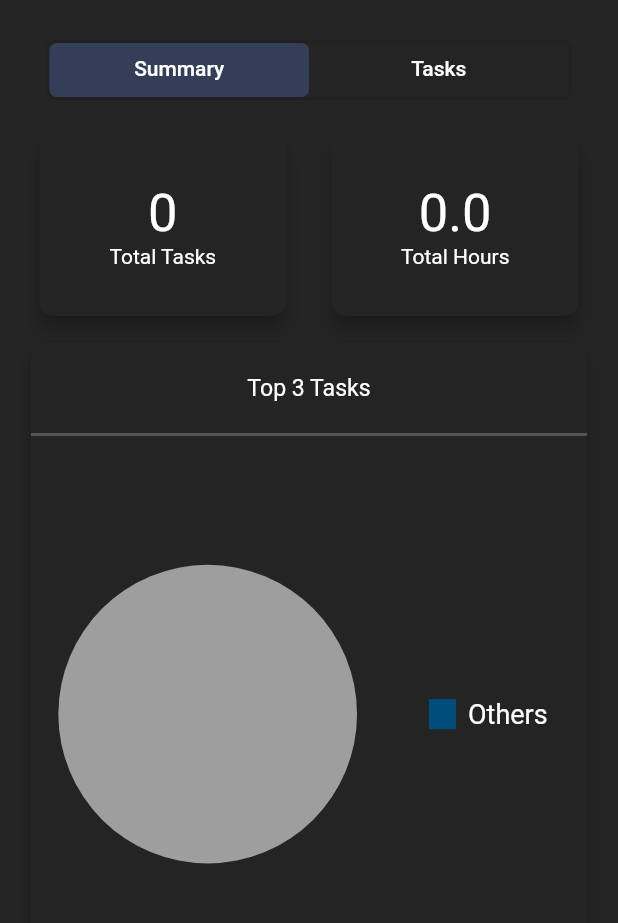
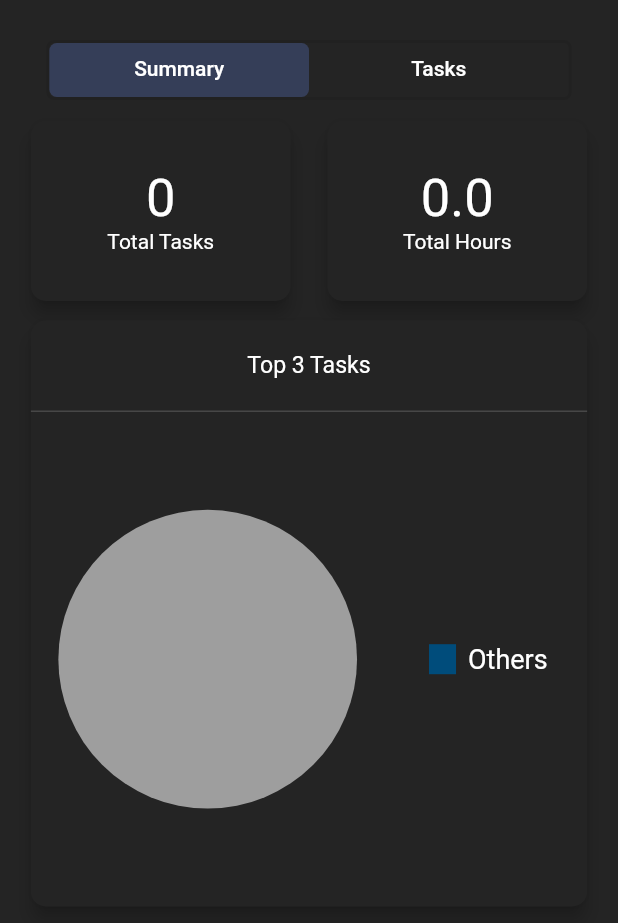
Before and after one commit to vin-murithi/zeit-prototype, a Flutter app: the screen it shows after launch, after a tap on the "calendar month" icon, on a phone screen of 412 x 824 dp, the part 59-982 px from its top. Run offline on Flutter 3.47's test engine with Material 2 defaults, Android fonts, the light colour scheme and no system bars; drawn by our look-alikes of flutter_settings_screens, pie_chart; our stand-ins replace audioplayers, table_calendar.

Commit message:
solved some bugs

```diff
--- a/lib/screens/history/summary.dart
+++ b/lib/screens/history/summary.dart
@@ -100,7 +100,7 @@ class _SummaryState extends State<Summary> {
         child: Column(
           children: [
             Padding(
-              padding: const EdgeInsets.fromLTRB(0, 20, 0, 10),
+              padding: const EdgeInsets.fromLTRB(0, 10, 0, 5),
               child: Row(
                 mainAxisAlignment: MainAxisAlignment.spaceEvenly,
                 children: [
@@ -112,7 +112,7 @@ class _SummaryState extends State<Summary> {
                     ),
                     color: Theme.of(context).scaffoldBackgroundColor,
                     child: SizedBox(
-                      width: MediaQuery.of(context).size.width * 0.4,
+                      width: MediaQuery.of(context).size.width * 0.42,
                       height: 120,
                       child: Column(
                         mainAxisAlignment: MainAxisAlignment.center,
@@ -135,7 +135,7 @@ class _SummaryState extends State<Summary> {
                     ),
                     color: Theme.of(context).scaffoldBackgroundColor,
                     child: SizedBox(
-                      width: MediaQuery.of(context).size.width * 0.4,
+                      width: MediaQuery.of(context).size.width * 0.42,
                       height: 120,
                       child: Column(
                         mainAxisAlignment: MainAxisAlignment.center,
@@ -169,8 +169,8 @@ class _SummaryState extends State<Summary> {
                       decoration: const BoxDecoration(
                           border: Border(
                         bottom: BorderSide(
-                          color: Color.fromARGB(255, 83, 83, 83),
-                          width: 2,
+                          color: Color.fromARGB(255, 71, 71, 71),
+                          width: 1,
                         ),
                       )),
                       child: const SizedBox(
@@ -183,7 +183,7 @@ class _SummaryState extends State<Summary> {
                     ),
                     SizedBox(
                       width: MediaQuery.of(context).size.width * 0.85,
-                      height: MediaQuery.of(context).size.height * 0.45,
+                      height: MediaQuery.of(context).size.height * 0.4,
                       child: PieChart(
                         dataMap: pieChartData,
                         colorList: pieColorList,
--- a/lib/screens/history/taskHistory.dart
+++ b/lib/screens/history/taskHistory.dart
@@ -110,7 +110,7 @@ class _TaskHistoryState extends State<TaskHistory> {
             title: Center(
               child: Text('Confirm delete'),
             ),
-            backgroundColor: kCardColor,
+            backgroundColor: Theme.of(context).scaffoldBackgroundColor,
             content: Center(
               child: Text('Do you want to delete $taskName task?'),
             ),
--- a/lib/screens/home/home_screen.dart
+++ b/lib/screens/home/home_screen.dart
@@ -612,7 +612,7 @@ class _HomeScreenState extends State<HomeScreen> {
               Padding(
                 padding: const EdgeInsets.all(8.0),
                 child: Container(
-                  height: deviceHeight * 0.25,
+                  height: deviceHeight * 0.3,
                   child: getButtons(),
                 ),
               ),
```
Also changed, not shown: 1 other file.
